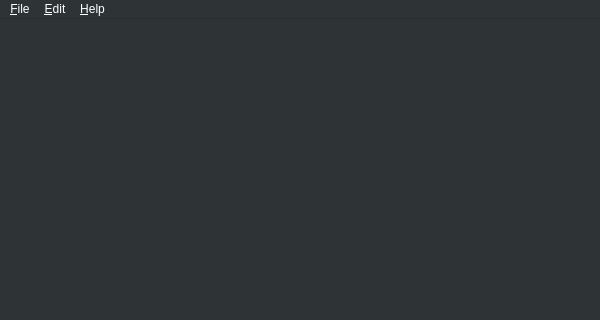
8bitbuddhist/PixelMaestro-Studio, file src/window/mainwindow.ui: the form before one commit; both pictures show x 0 to 600 and y 0 to 320 of the 600 by 700 pixel window.
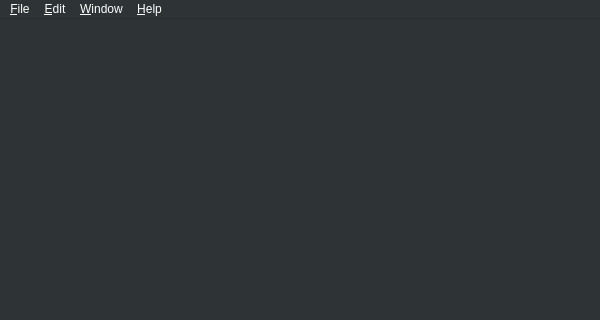
The form after the commit.

Commit message:
PreferencesDialog - Moved display settinsg to main menu.
CueModel - Added size column.
DeviceControlWidget - Added check for empty Model cell.
Examples - Added two new example Cuefiles.

The edit to the form file:
```diff
--- a/src/window/mainwindow.ui
+++ b/src/window/mainwindow.ui
@@ -160,6 +160,15 @@
        </color>
       </brush>
      </colorrole>
+     <colorrole role="PlaceholderText">
+      <brush brushstyle="NoBrush">
+       <color alpha="128">
+        <red>255</red>
+        <green>255</green>
+        <blue>255</blue>
+       </color>
+      </brush>
+     </colorrole>
     </active>
     <inactive>
      <colorrole role="WindowText">
@@ -297,6 +306,15 @@
        </color>
       </brush>
      </colorrole>
+     <colorrole role="PlaceholderText">
+      <brush brushstyle="NoBrush">
+       <color alpha="128">
+        <red>255</red>
+        <green>255</green>
+        <blue>255</blue>
+       </color>
+      </brush>
+     </colorrole>
     </inactive>
     <disabled>
      <colorrole role="WindowText">
@@ -434,6 +452,15 @@
        </color>
       </brush>
      </colorrole>
+     <colorrole role="PlaceholderText">
+      <brush brushstyle="NoBrush">
+       <color alpha="128">
+        <red>255</red>
+        <green>255</green>
+        <blue>255</blue>
+       </color>
+      </brush>
+     </colorrole>
     </disabled>
    </palette>
   </property>
@@ -937,8 +964,16 @@
     </property>
     <addaction name="preferencesAction"/>
    </widget>
+   <widget class="QMenu" name="menu_Window">
+    <property name="title">
+     <string>&amp;Window</string>
+    </property>
+    <addaction name="action_Main_Window"/>
+    <addaction name="action_Secondary_Window"/>
+   </widget>
    <addaction name="menu_File"/>
    <addaction name="menu_Edit"/>
+   <addaction name="menu_Window"/>
    <addaction name="menu_Help"/>
   </widget>
   <action name="helpAction">
```
Left out of the diff: 16 changed lines with no effect on the pictures. The commit also changes 10 other files.
